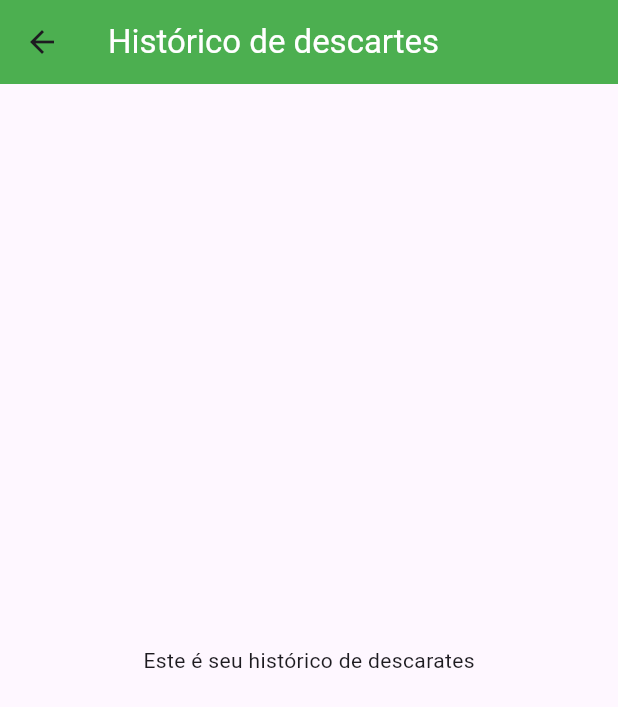
After one commit to JonasHenriqueDev/TechCycle, a Flutter app: the DiscardsPage screen opened directly, on a phone screen of 412 x 824 dp. The commit adds this screen. Shown: the top 707 px of the screen. Run offline on Flutter 3.47's test engine with Material 3 defaults, Android fonts, the phone set to English and light mode, and no system bars; generated files the repository leaves out were written again.

Commit message:
criacao da pagina 'Historico de descartes'

```diff
--- /dev/null
+++ b/lib/src/view/DiscardsPage.dart
@@ -0,0 +1,20 @@
+import 'package:flutter/material.dart';
+
+class DiscardsPage extends StatelessWidget {
+  @override
+  Widget build(BuildContext context) {
+    return Scaffold(
+      appBar: AppBar(
+        title: Text(
+          'Histórico de descartes',
+          style: TextStyle(color: Colors.white),
+        ),
+        backgroundColor: Colors.green,
+        actionsIconTheme: IconThemeData(color: Colors.white),
+      ),
+      body: Center(
+        child: Text('Este é seu histórico de descarates'),
+      ),
+    );
+  }
+}
```
Also changed, not shown: lib/src/view/HomePage.dart (+5 -4 lines).
